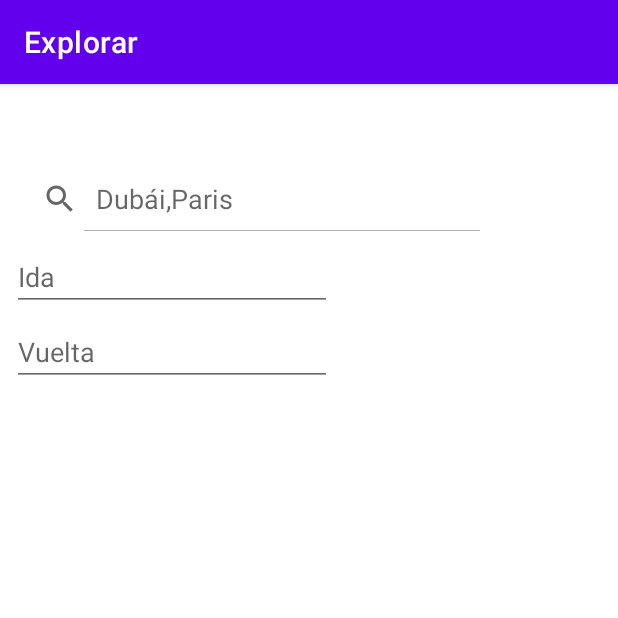
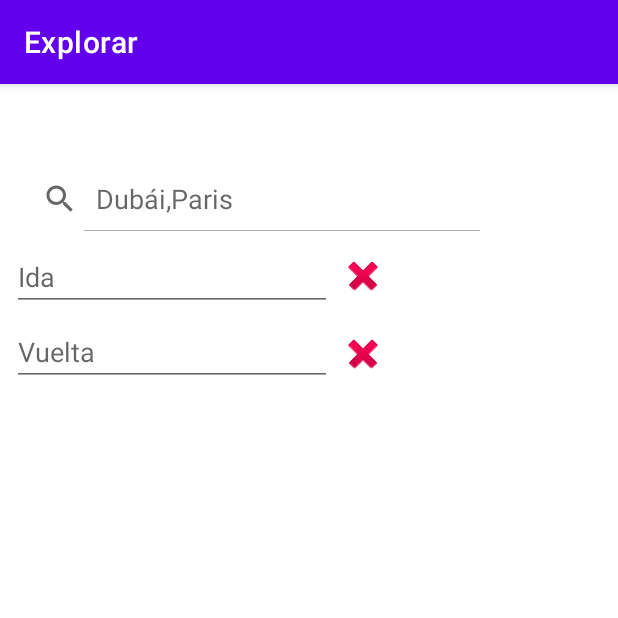
Before and after one commit to Esolis24/Lab2Moviles, an Android app: the screen it shows after launch (MainActivity), on a phone screen of 412 x 824 dp, the top half of it. Run offline under Robolectric (Android 15) with nearby library versions, the light colour scheme and no system bars; our stand-ins replace navigation-ui; pictures from the network do not load; 1 statement that could not run was skipped.

Commit message:
Added filtered search and Arch components for Profile

```diff
--- a/app/src/main/java/com/enrique/prueba/Constants.kt
+++ b/app/src/main/java/com/enrique/prueba/Constants.kt
@@ -1,5 +1,5 @@
 package com.enrique.prueba
 
 object Constants {
-    const val BASE_URL: String = "http://53112a9f21d3.ngrok.io"
+    const val BASE_URL: String = "http://00f452a1d6fe.ngrok.io"
 }
--- a/app/src/main/java/com/enrique/prueba/ui/explorar/ExplorarFragment.kt
+++ b/app/src/main/java/com/enrique/prueba/ui/explorar/ExplorarFragment.kt
@@ -1,6 +1,9 @@
 package com.enrique.prueba.ui.explorar
 
+import android.os.Build
 import android.os.Bundle
+import android.text.Editable
+import android.text.TextWatcher
 import android.util.Log
 import android.view.LayoutInflater
 import android.view.Menu
@@ -8,6 +11,7 @@ import android.view.View
 import android.view.ViewGroup
 import android.widget.SearchView
 import android.widget.TextView
+import androidx.annotation.RequiresApi
 import androidx.fragment.app.Fragment
 import androidx.lifecycle.ViewModelProvider
 import androidx.navigation.fragment.navArgs
@@ -46,15 +50,7 @@ class ExplorarFragment : Fragment() {
                 ViewModelProvider(this).get(ExplorarViewModel::class.java);
         val root = inflater.inflate(R.layout.fragment_explorar, container, false);
 
-       /* explorarViewModel.text.observe(viewLifecycleOwner, {
-            explorar_search.queryHint = it
-        });
-        explorarViewModel.ida.observe(viewLifecycleOwner, {
-            fecha_salida.hint = it
-        });
-        explorarViewModel.vuelta.observe(viewLifecycleOwner, {
-            fecha_regreso.hint = it
-        })*/
+
 
         return root
     }
@@ -77,6 +73,7 @@ class ExplorarFragment : Fragment() {
             Log.d("testeo", "Usuario: ${args.username}")
         }
     }
+    @RequiresApi(Build.VERSION_CODES.O)
     override fun onViewCreated(view: View, savedInstanceState: Bundle?){
         super.onViewCreated(view, savedInstanceState)
         if (!args.username.isNullOrEmpty()&&!args.password.isNullOrEmpty())
@@ -89,14 +86,16 @@ class ExplorarFragment : Fragment() {
         explorarViewModel.loadTours();
 
         explorarViewModel.tours.observe(viewLifecycleOwner, androidx.lifecycle.Observer {
-           recycler_view.apply {
+            recycler_view.apply {
                layoutManager = LinearLayoutManager(activity);
 
                adaptador = Adaptador(it.toMutableList() as ArrayList<Tours>);
 
                recycler_view.layoutManager = layoutManager;
                recycler_view.adapter = adaptador;
-           }
+
+            }
+
         });
 
 
@@ -113,7 +112,8 @@ class ExplorarFragment : Fragment() {
                 if (newText != null) {
                     var text = newText
                     text=text!!.toLowerCase(Locale.ROOT)
-                    adaptador?.filter(text)
+                    adaptador?.filter(text,fecha_salida.text.toString().orEmpty(),
+                    fecha_regreso.text.toString().orEmpty())
                 }
                 return false
             }
@@ -122,37 +122,60 @@ class ExplorarFragment : Fragment() {
                 if (query != null) {
                     var text=query
                     text= text!!.toLowerCase()
-                    adaptador?.filter(text!!)
+                    adaptador?.filter(text!!,fecha_salida.text.toString().orEmpty(),
+                    fecha_regreso.text.toString().orEmpty())
                 }
 
                 return false
             }
         })
 
-        explorar_search.setOnSearchClickListener{
-            if(!explorar_search.query.isNullOrEmpty())
-            {var auxList: MutableList<Tours> = ArrayList()
-            for(items in adaptador?.getList()!!){
-                if(items.nombre_tour==explorar_search.query) {
-                    auxList.add(items)
-                }
-                }
-            adaptador?.updateList(auxList)
-            }
-        }
 
         fecha_salida.setOnClickListener {
             showDatePickerDialog(fecha_salida)
         }
+
         fecha_regreso.setOnClickListener {
             showDatePickerDialog(fecha_regreso)
         }
+        button_clean_ida.setOnClickListener{
+            fecha_salida.setText("")
+        }
+        button_clean_regreso.setOnClickListener{
+            fecha_regreso.setText("")
+        }
+        fecha_salida.addTextChangedListener(object : TextWatcher {
+            override fun beforeTextChanged(s: CharSequence?, start: Int, count: Int, after: Int) {
+            }
+
+            override fun onTextChanged(s: CharSequence?, start: Int, before: Int, count: Int) {
+                adaptador?.filter(explorar_search.query.toString(),s.toString(),
+                    fecha_regreso.text.toString().orEmpty())
+            }
+
+            override fun afterTextChanged(s: Editable?) {
+            }
+
+        })
+        fecha_regreso.addTextChangedListener(object : TextWatcher {
+            override fun beforeTextChanged(s: CharSequence?, start: Int, count: Int, after: Int) {
+            }
+
+            override fun onTextChanged(s: CharSequence?, start: Int, before: Int, count: Int) {
+                adaptador?.filter(explorar_search.query.toString(),
+                    fecha_salida.text.toString().orEmpty(),s.toString())
+            }
+
+            override fun afterTextChanged(s: Editable?) {
+            }
+
+        })
     }
 
     private fun showDatePickerDialog(fecha: TextView) {
         val newFragment = DatePickerFragment.newInstance { _, year, month, day ->
 
-            val selectedDate = "${day.toString()}-${DateFormatSymbols().months[month - 1].substring(0, 3)}-${year}"
+            val selectedDate = "${day.toString()}-${DateFormatSymbols().months[month].substring(0, 3)}-${year}"
             fecha.text = selectedDate
         }
         newFragment.show(requireActivity().supportFragmentManager, "datePicker")
--- a/app/src/main/res/layout/fragment_explorar.xml
+++ b/app/src/main/res/layout/fragment_explorar.xml
@@ -24,8 +24,8 @@
         android:layout_height="42dp"
         android:layout_marginStart="8dp"
         android:iconifiedByDefault="false"
+        android:paddingTop="0dp"
         android:queryHint="@string/query_hint"
-        android:paddingTop="0dp"
         app:layout_constraintStart_toStartOf="parent"
         app:layout_constraintTop_toTopOf="parent" />
 
@@ -36,9 +36,9 @@
         android:layout_marginStart="8dp"
         android:layout_marginTop="8dp"
         android:clickable="true"
-        android:hint="@string/date_init_hint"
         android:ems="10"
         android:focusable="false"
+        android:hint="@string/date_init_hint"
         android:inputType="textPersonName"
         app:layout_constraintStart_toStartOf="parent"
         app:layout_constraintTop_toBottomOf="@+id/explorar_search" />
@@ -56,4 +56,27 @@
         android:inputType="textPersonName"
         app:layout_constraintStart_toStartOf="parent"
         app:layout_constraintTop_toBottomOf="@+id/fecha_salida" />
+
+    <ImageButton
+        android:id="@+id/button_clean_ida"
+        android:layout_width="25dp"
+        android:layout_height="28dp"
+        android:layout_marginStart="8dp"
+        android:layout_marginTop="16dp"
+        android:background="#FFFFFF"
+        app:layout_constraintStart_toEndOf="@+id/fecha_salida"
+        app:layout_constraintTop_toBottomOf="@+id/explorar_search"
+        app:srcCompat="@android:drawable/ic_delete" />
+
+    <ImageButton
+        android:id="@+id/button_clean_regreso"
+        android:layout_width="25dp"
+        android:layout_height="28dp"
+        android:layout_marginStart="8dp"
+        android:layout_marginTop="24dp"
+        android:background="#FFFFFF"
+        app:layout_constraintStart_toEndOf="@+id/fecha_regreso"
+        app:layout_constraintTop_toBottomOf="@+id/button_clean_ida"
+        app:srcCompat="@android:drawable/ic_delete" />
+
 </androidx.constraintlayout.widget.ConstraintLayout>
```
Also changed, not shown: app/src/main/java/com/enrique/prueba/ui/explorar/Adaptador.kt (+70 -28 lines), app/src/main/java/com/enrique/prueba/ui/perfil/PerfilFragment.kt (+25 -29 lines), app/src/main/java/com/enrique/prueba/ui/perfil/PerfilViewModel.kt (+24 -25 lines), app/src/main/res/layout/cardview.xml (+11 -0 lines).
